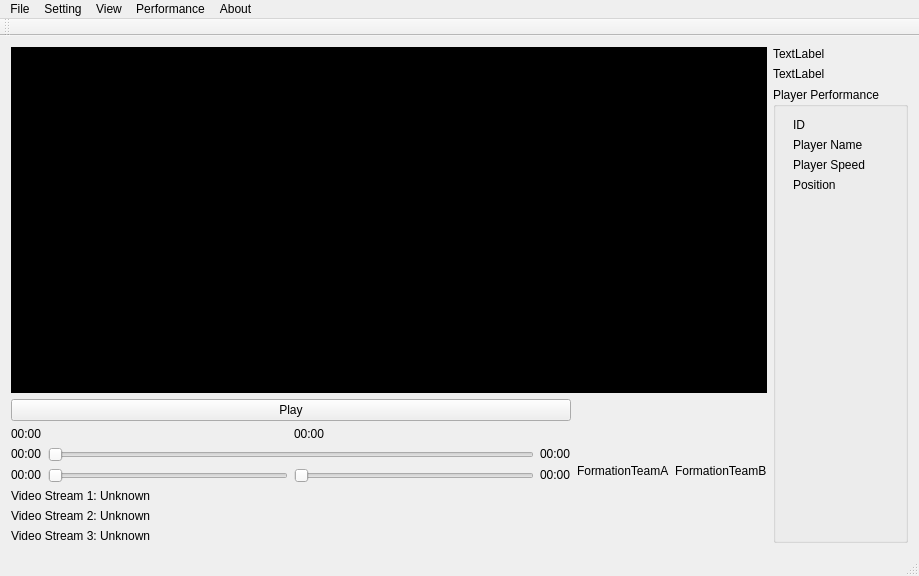
Qt form lulusjuni/mainwindow.ui (hammashamzah/tugasakhir) before a commit.
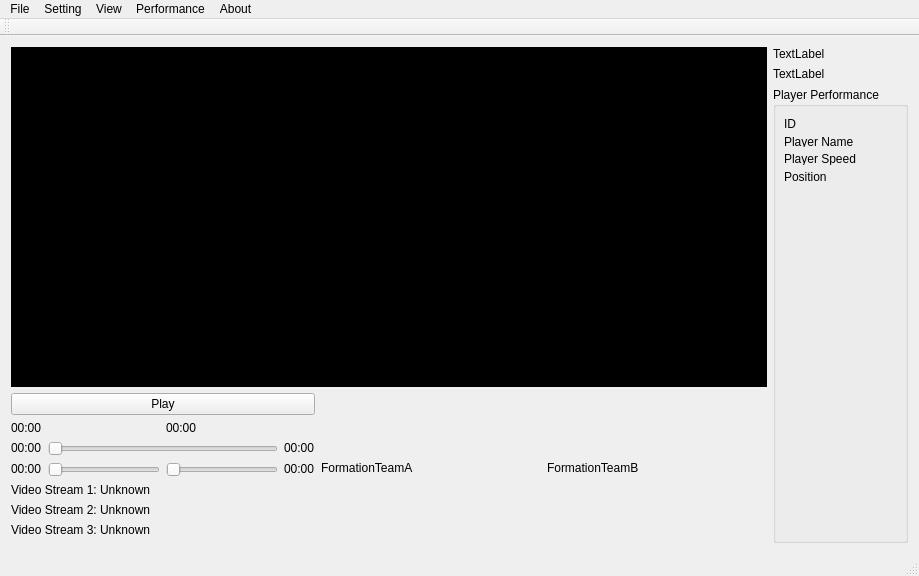
The same form after that commit. Custom widgets are drawn as their Qt base class.

Diff of the .ui file:
```diff
--- a/lulusjuni/mainwindow.ui
+++ b/lulusjuni/mainwindow.ui
@@ -208,14 +208,41 @@
            </layout>
           </item>
           <item>
-           <widget class="QLabel" name="label_formationTeamA">
+           <widget class="matDisplay" name="label_formationTeamA">
+            <property name="enabled">
+             <bool>true</bool>
+            </property>
+            <property name="sizePolicy">
+             <sizepolicy hsizetype="Fixed" vsizetype="Fixed">
+              <horstretch>240</horstretch>
+              <verstretch>120</verstretch>
+             </sizepolicy>
+            </property>
+            <property name="minimumSize">
+             <size>
+              <width>220</width>
+              <height>150</height>
+             </size>
+            </property>
             <property name="text">
              <string>FormationTeamA</string>
             </property>
            </widget>
           </item>
           <item>
-           <widget class="QLabel" name="label_formationTeamB">
+           <widget class="matDisplay" name="label_formationTeamB">
+            <property name="sizePolicy">
+             <sizepolicy hsizetype="Fixed" vsizetype="Fixed">
+              <horstretch>240</horstretch>
+              <verstretch>120</verstretch>
+             </sizepolicy>
+            </property>
+            <property name="minimumSize">
+             <size>
+              <width>220</width>
+              <height>150</height>
+             </size>
+            </property>
             <property name="layoutDirection">
              <enum>Qt::LeftToRight</enum>
             </property>
@@ -253,58 +280,51 @@
            <property name="title">
             <string>Player Performance</string>
            </property>
-           <widget class="QLabel" name="label_2">
+           <widget class="QWidget" name="layoutWidget">
             <property name="geometry">
              <rect>
-              <x>20</x>
-              <y>30</y>
-              <width>59</width>
-              <height>15</height>
+              <x>0</x>
+              <y>20</y>
+              <width>141</width>
+              <height>86</height>
              </rect>
+            </property>
+            <layout class="QGridLayout" name="gridLayout_2">
+             <item row="0" column="0">
+              <widget class="QLabel" name="idLabel">
+               <property name="font">
+                <font>
+                 <pointsize>9</pointsize>
+                </font>
             </property>
             <property name="text">
              <string>ID</string>
             </property>
            </widget>
-           <widget class="QLabel" name="label_3">
-            <property name="geometry">
-             <rect>
-              <x>20</x>
-              <y>50</y>
-              <width>121</width>
-              <height>16</height>
-             </rect>
-            </property>
+             </item>
+             <item row="1" column="0">
+              <widget class="QLabel" name="playerNameLabel">
             <property name="text">
              <string>Player Name</string>
             </property>
            </widget>
-           <widget class="QLabel" name="label_4">
-            <property name="geometry">
-             <rect>
-              <x>20</x>
-              <y>70</y>
-              <width>121</width>
-              <height>16</height>
-             </rect>
-            </property>
+             </item>
+             <item row="2" column="0">
+              <widget class="QLabel" name="playerSpeedLabel">
             <property name="text">
              <string>Player Speed</string>
             </property>
            </widget>
-           <widget class="QLabel" name="label_5">
-            <property name="geometry">
-             <rect>
-              <x>20</x>
-              <y>90</y>
-              <width>59</width>
-              <height>15</height>
-             </rect>
-            </property>
+             </item>
+             <item row="3" column="0">
+              <widget class="QLabel" name="positionLabel">
             <property name="text">
              <string>Position</string>
             </property>
            </widget>
+             </item>
+            </layout>
+           </widget>
           </widget>
          </widget>
         </item>
```
Left out of the diff: 8 changed lines with no effect on the pictures. Lines whose indentation alone changed are shown as unchanged.
